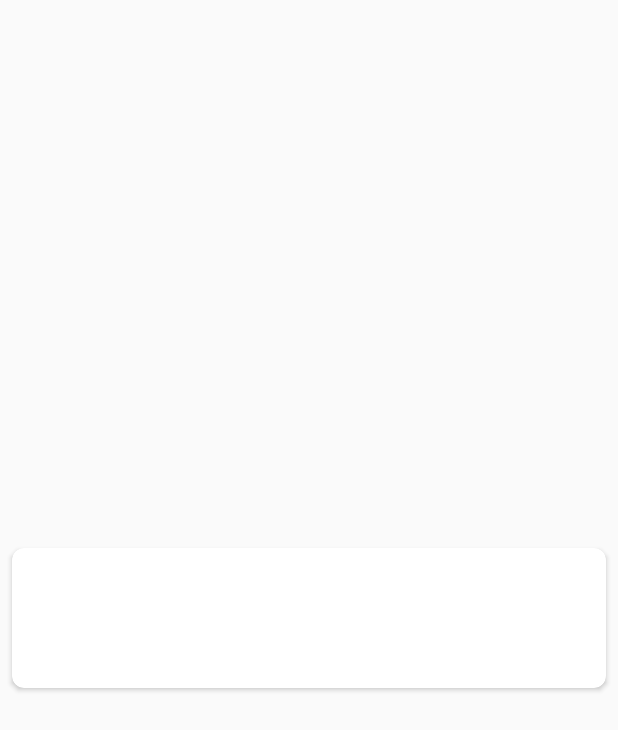
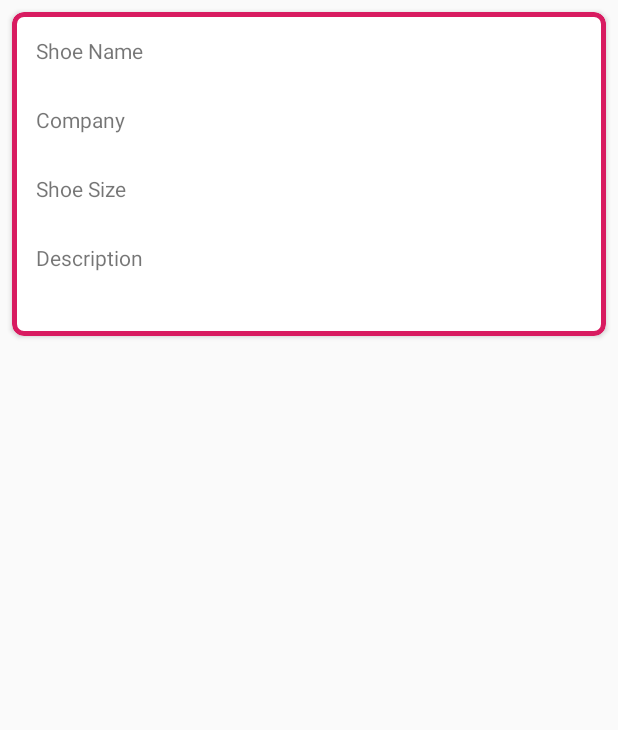
Before and after one commit to Salma-2/ShoeStore, an Android app: the layout item.xml on its own in the app's theme, with its tools: preview values and no code run, on a phone screen of 412 x 824 dp. Shown: the top 730 px of the screen. Run offline under Robolectric (Android 15) with nearby library versions, the phone set to English and light mode, and no system bars.

Commit message:
Designed Item Detail Layout

```diff
--- a/app/build.gradle
+++ b/app/build.gradle
@@ -46,6 +46,7 @@ dependencies {
     //Navigation
     implementation("androidx.navigation:navigation-fragment-ktx:$nav_version")
     implementation("androidx.navigation:navigation-ui-ktx:$nav_version")
+    implementation 'com.android.support:cardview-v7:28.0.0'
 
 
     testImplementation 'junit:junit:4.12'
--- a/app/src/main/java/com/udacity/shoestore/screens/shoelist/ShoeListFragment.kt
+++ b/app/src/main/java/com/udacity/shoestore/screens/shoelist/ShoeListFragment.kt
@@ -3,12 +3,17 @@ package com.udacity.shoestore.screens.shoelist
 import android.os.Bundle
 import android.view.*
 import android.widget.LinearLayout
+import androidx.cardview.widget.CardView
+import androidx.core.view.marginEnd
+import androidx.core.view.marginTop
+import androidx.core.view.setMargins
 import androidx.fragment.app.Fragment
 import androidx.databinding.DataBindingUtil
 import androidx.fragment.app.activityViewModels
 import androidx.navigation.findNavController
 import androidx.navigation.fragment.findNavController
 import androidx.navigation.ui.NavigationUI
+import com.google.android.material.card.MaterialCardView
 import com.udacity.shoestore.R
 import com.udacity.shoestore.databinding.FragmentShoeListBinding
 import com.udacity.shoestore.databinding.ItemBinding
--- a/app/src/main/res/layout/fragment_detail.xml
+++ b/app/src/main/res/layout/fragment_detail.xml
@@ -9,6 +9,11 @@
             name="detailViewModel"
             type="com.udacity.shoestore.screens.SharedShoeViewModel" />
     </data>
+    <!--
+   a constraint layout is used here
+   because I wanted to align some views vertical manner, while aligning other views in horizontal manner,
+   so instead of using nested linear layouts, I took the advantage of the constraint layout.
+     -->
 
     <androidx.constraintlayout.widget.ConstraintLayout
         android:id="@+id/constraintLayout"
@@ -102,7 +107,8 @@
             android:minHeight="48dp"
             android:text="@={detailViewModel.shoe.description}"
             app:layout_constraintStart_toStartOf="@+id/desc_tv"
-            app:layout_constraintTop_toBottomOf="@+id/desc_tv" />
+            app:layout_constraintTop_toBottomOf="@+id/desc_tv"
+            tools:ignore="DuplicateSpeakableTextCheck" />
 
         <Button
             android:id="@+id/save_btn"
--- a/app/src/main/res/layout/fragment_shoe_list.xml
+++ b/app/src/main/res/layout/fragment_shoe_list.xml
@@ -9,6 +9,9 @@
             name="shoeListViewModel"
             type="com.udacity.shoestore.screens.SharedShoeViewModel" />
     </data>
+
+    <!--I used constraint view to fix the add new shoe button,
+     and make the scroll view take all space above the button -->
 
     <androidx.constraintlayout.widget.ConstraintLayout
         android:layout_width="match_parent"
@@ -40,6 +43,7 @@
                 android:id="@+id/container"
                 android:layout_width="match_parent"
                 android:layout_height="wrap_content"
+                android:layout_margin="@dimen/medium_margin"
                 android:orientation="vertical" />
 
 
--- a/app/src/main/res/layout/item.xml
+++ b/app/src/main/res/layout/item.xml
@@ -1,6 +1,8 @@
 <?xml version="1.0" encoding="utf-8"?>
 
-<layout>
+<layout xmlns:android="http://schemas.android.com/apk/res/android"
+    xmlns:app="http://schemas.android.com/apk/res-auto"
+    xmlns:tools="http://schemas.android.com/tools">
 
     <data>
 
@@ -9,47 +11,71 @@
             type="com.udacity.shoestore.models.Shoe" />
     </data>
 
-    <androidx.cardview.widget.CardView xmlns:android="http://schemas.android.com/apk/res/android"
-        xmlns:app="http://schemas.android.com/apk/res-auto"
-        xmlns:tools="http://schemas.android.com/tools"
+    <com.google.android.material.card.MaterialCardView
         android:id="@+id/shoe_item"
+        style="@style/card_style"
+        android:layout_marginTop="8dp"
         android:layout_width="match_parent"
-        android:layout_height="wrap_content"
-        android:layout_gravity="center"
-        android:layout_margin="8dp"
-        android:elevation="8dp"
-        app:cardCornerRadius="8dp">
+        android:layout_height="wrap_content">
 
+
+        <!--I used here a LinearLayout because all views are aligned in a vertical manner,
+         if more views (e.g image) are added I may change the layout to Constraint so I can have a vertical and horizontal manners  -->
 
         <LinearLayout
             android:id="@+id/shoeLinearLayout"
             android:layout_width="match_parent"
             android:layout_height="match_parent"
-            android:layout_margin="8dp"
             android:orientation="vertical">
 
             <TextView
+                android:layout_width="wrap_content"
+                android:layout_height="wrap_content"
+                android:labelFor="@id/shoe_name_tv"
+                android:text="@string/shoe_name" />
+
+            <TextView
                 android:id="@+id/shoe_name_tv"
+                style="@style/detail_text_style"
                 android:layout_width="match_parent"
                 android:layout_height="wrap_content"
                 android:text="@{shoe.name}" />
 
             <TextView
+                android:layout_width="wrap_content"
+                android:layout_height="wrap_content"
+                android:labelFor="@id/company_tv"
+                android:text="@string/company" />
+
+            <TextView
                 android:id="@+id/company_tv"
+                style="@style/detail_text_style"
                 android:layout_width="match_parent"
                 android:layout_height="wrap_content"
                 android:text="@{shoe.company}" />
 
+            <TextView
+                android:layout_width="wrap_content"
+                android:layout_height="wrap_content"
+                android:labelFor="@id/size_tv"
+                android:text="@string/shoe_size" />
 
             <TextView
                 android:id="@+id/size_tv"
+                style="@style/detail_text_style"
                 android:layout_width="match_parent"
                 android:layout_height="wrap_content"
                 android:text="@{String.valueOf(shoe.size)}" />
 
+            <TextView
+                android:layout_width="wrap_content"
+                android:layout_height="wrap_content"
+                android:labelFor="@id/desc_tv"
+                android:text="@string/description" />
 
             <TextView
                 android:id="@+id/desc_tv"
+                style="@style/detail_text_style"
                 android:layout_width="match_parent"
                 android:layout_height="wrap_content"
                 android:text="@{shoe.description}" />
@@ -57,5 +83,5 @@
         </LinearLayout>
 
 
-    </androidx.cardview.widget.CardView>
+    </com.google.android.material.card.MaterialCardView>
 </layout>
--- a/app/src/main/res/values/colors.xml
+++ b/app/src/main/res/values/colors.xml
@@ -3,5 +3,7 @@
     <color name="colorPrimary">#008577</color>
     <color name="colorPrimaryDark">#00574B</color>
     <color name="colorAccent">#D81B60</color>
+    <color name="black">#000</color>
     <color name="white">#ffffff</color>
+    <color name="light_gray">#D3D3D3</color>
 </resources>
--- a/app/src/main/res/values/styles.xml
+++ b/app/src/main/res/values/styles.xml
@@ -7,6 +7,7 @@
         <item name="colorPrimaryDark">@color/colorPrimaryDark</item>
         <item name="colorAccent">@color/colorAccent</item>
     </style>
+
     <style name="AppTheme.NoActionBar">
         <item name="windowActionBar">false</item>
         <item name="windowNoTitle">true</item>
@@ -30,4 +31,20 @@
         <item name="android:gravity">center_horizontal</item>
     </style>
 
+    <style name="detail_text_style">
+        <item name="android:fontFamily">serif</item>
+        <item name="android:textColor">@color/black</item>
+        <item name="android:textSize">20sp</item>
+
+    </style>
+
+    <style name="card_style">
+        <item name="android:layout_margin">8dp</item>
+        <item name="android:elevation">8dp</item>
+        <item name="strokeColor">@color/colorAccent</item>
+        <item name="strokeWidth">3dp</item>
+        <item name="contentPadding">16dp</item>
+        <item name="cardCornerRadius">8dp</item>
+    </style>
+
 </resources>
```
